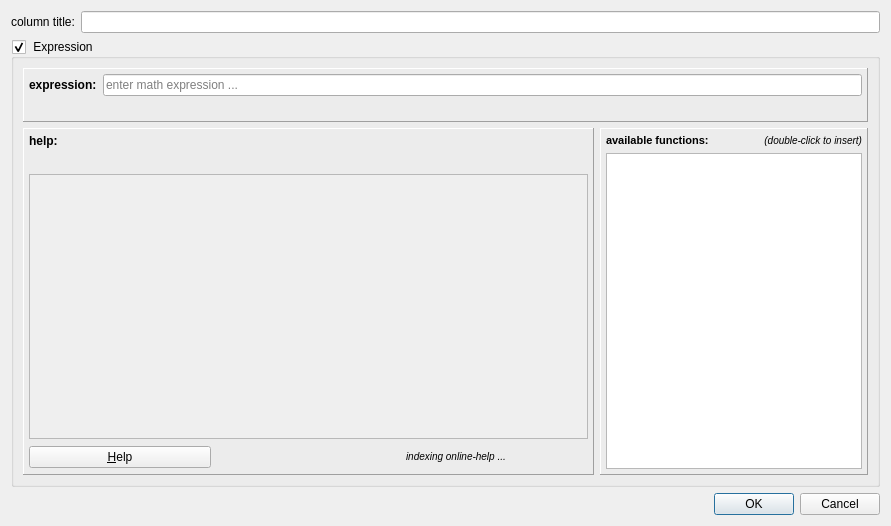
Before: the Qt Designer form plugins/table/qfrdrtablecolumneditor.ui in jkriege2/QuickFit3, drawn with Qt 5.
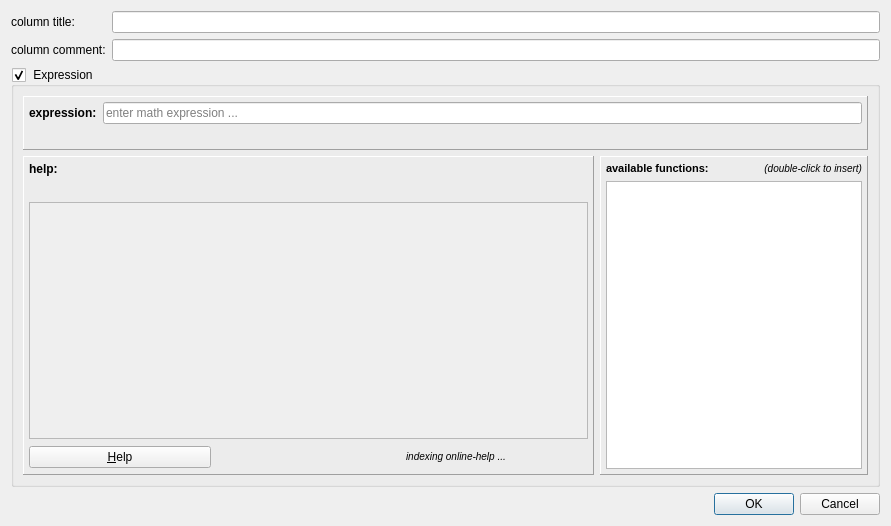
After: the same form once the commit is applied. Icons and pictures are not drawn. Custom widgets are drawn as their Qt base class.

```diff
--- a/plugins/table/qfrdrtablecolumneditor.ui
+++ b/plugins/table/qfrdrtablecolumneditor.ui
@@ -29,6 +29,16 @@
      <item row="0" column="1">
       <widget class="QLineEdit" name="edtTitle"/>
      </item>
+     <item row="1" column="0">
+      <widget class="QLabel" name="label_6">
+       <property name="text">
+        <string>column comment:</string>
+       </property>
+      </widget>
+     </item>
+     <item row="1" column="1">
+      <widget class="QLineEdit" name="edtComment"/>
+     </item>
     </layout>
    </item>
    <item>
```
Left out of the diff: 1 changed line with no effect on the pictures.
